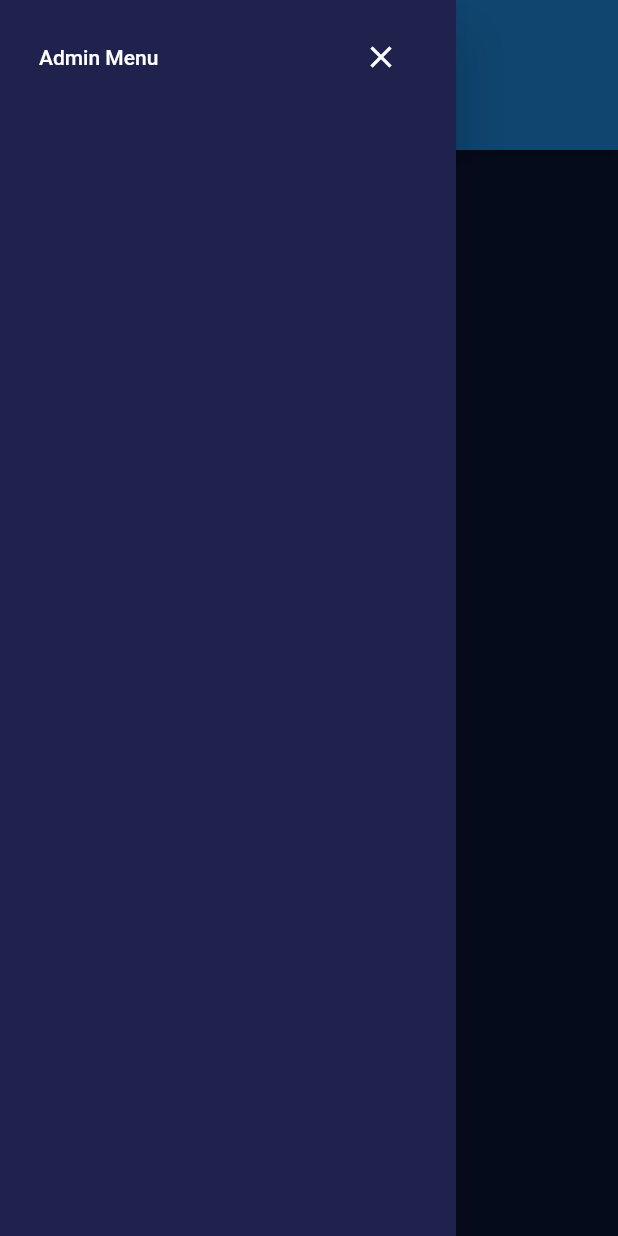
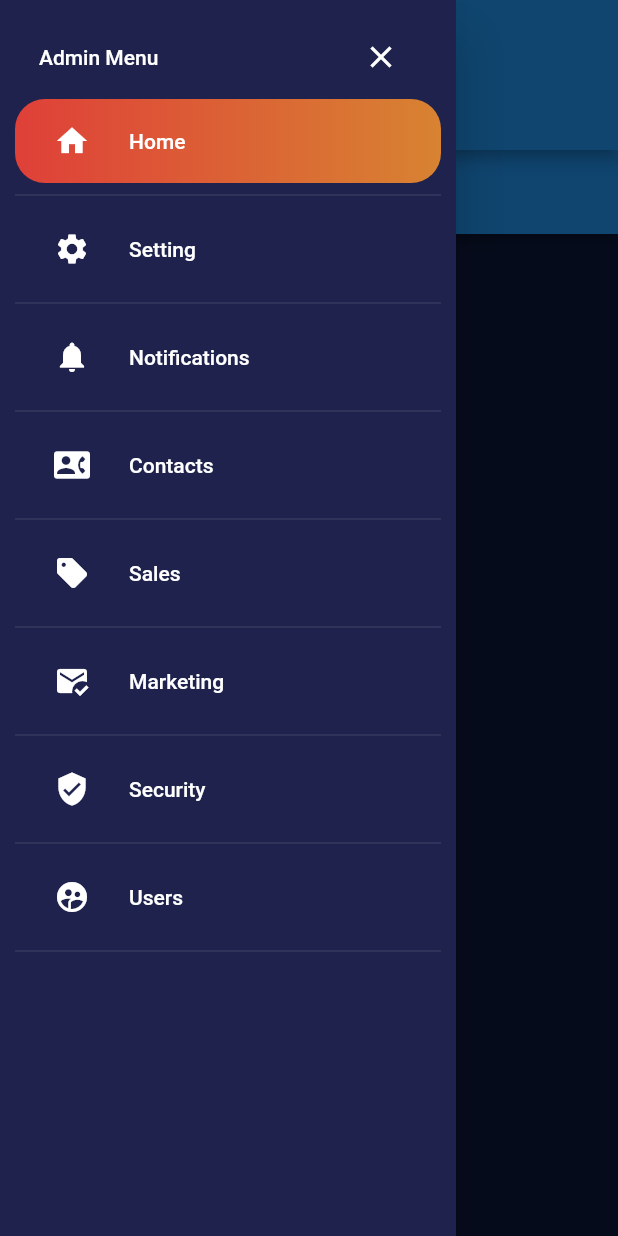
Before and after one commit to Alejandro-HUB/Aloz, a Flutter app: the screen it shows after launch, with the side drawer open, on a phone screen of 412 x 824 dp. Run offline on Flutter 3.47's test engine with Material 2 defaults, Android fonts, the phone set to English and light mode, and no system bars.

Commit message:
Added buttons to left panel

```diff
--- /dev/null
+++ b/lib/app_bar/app_bar_widget.dart
@@ -0,0 +1 @@
+import 'package:flutter/material.dart';
--- a/lib/drawer/drawer_page.dart
+++ b/lib/drawer/drawer_page.dart
@@ -6,6 +6,28 @@ class DrawerPage extends StatefulWidget {
   @override
   _DrawerPageState createState() => _DrawerPageState();
 }
+
+class ButtonsInfo {
+  String tittle;
+  IconData Icon;
+  ButtonsInfo({
+    required this.tittle,
+    required this.Icon
+  });
+}
+
+int _currentIndex = 0;
+
+List<ButtonsInfo> _buttonNames = [
+  ButtonsInfo(tittle: "Home", Icon: Icons.home),
+  ButtonsInfo(tittle: "Setting", Icon: Icons.settings),
+  ButtonsInfo(tittle: "Notifications", Icon: Icons.notifications),
+  ButtonsInfo(tittle: "Contacts", Icon: Icons.contact_phone_rounded),
+  ButtonsInfo(tittle: "Sales", Icon: Icons.sell),
+  ButtonsInfo(tittle: "Marketing", Icon: Icons.mark_email_read),
+  ButtonsInfo(tittle: "Security", Icon: Icons.verified_user),
+  ButtonsInfo(tittle: "Users", Icon: Icons.supervised_user_circle_rounded),
+];
 
 class _DrawerPageState extends State<DrawerPage>{
   @override
@@ -35,10 +57,54 @@ class _DrawerPageState extends State<DrawerPage>{
                       ),
                     ),
               ),
-            ],
-          )
-        ),
+              //List of Widgets
+              ...List.generate(
+                _buttonNames.length,
+                (index) => Column(
+                  children: [
+                    Container(
+                      decoration: index == _currentIndex ? BoxDecoration(
+                        borderRadius: BorderRadius.circular(20),
+                        gradient: LinearGradient(
+                          colors: [
+                            Constants.redDark.withOpacity(0.9),
+                            Constants.orangeDark.withOpacity(0.9)],
+                        ),
+                      ) : null,
+                      child: ListTile(
+                        title: Text(
+                          _buttonNames[index].tittle,
+                          style: TextStyle(
+                            color: Colors.white,
+                        ),
+                      ),
+                      leading: Padding(
+                        padding: const EdgeInsets.all(Constants.kPadding),
+                        child: Icon(_buttonNames[index].Icon,
+                        color: Colors.white,
+                        ),
+                      ),
+                      onTap: (){
+                        setState(() {
+                          _currentIndex = index;
+                        });
+                      },
+                      shape: RoundedRectangleBorder(
+                        borderRadius: BorderRadius.circular(20),
+                      ),
+                    ),
+                  ),
+                  Divider(
+                    color: Colors.white,
+                    thickness: 0.1,
+                  ),
+                ],
+              ),
+            ),
+          ],
+        )
       ),
-    );
-  }
+    ),
+  );
 }
+}
--- /dev/null
+++ b/lib/panel_center/panel_center_page.dart
@@ -0,0 +1,17 @@
+import 'package:flutter/material.dart';
+
+class PanelCenterPage extends StatefulWidget{
+   @override
+  _PanelCenterPageState createState() => _PanelCenterPageState();
+}
+
+class _PanelCenterPageState extends State<PanelCenterPage>{
+  @override
+  Widget build(BuildContext context){
+    return Scaffold(
+      appBar: AppBar(
+        backgroundColor: Colors.blue,
+      ),
+    );
+  }
+}
--- /dev/null
+++ b/lib/panel_left/panel_left_page.dart
@@ -0,0 +1,17 @@
+import 'package:flutter/material.dart';
+
+class PanelLeftPage extends StatefulWidget{
+   @override
+  _PanelLeftPageState createState() => _PanelLeftPageState();
+}
+
+class _PanelLeftPageState extends State<PanelLeftPage>{
+  @override
+  Widget build(BuildContext context){
+    return Scaffold(
+      appBar: AppBar(
+        backgroundColor: Colors.green,
+      ),
+    );
+  }
+}
--- /dev/null
+++ b/lib/panel_right/panel_right_page.dart
@@ -0,0 +1,17 @@
+import 'package:flutter/material.dart';
+
+class PanelRightPage extends StatefulWidget{
+   @override
+  _PanelRightPageState createState() => _PanelRightPageState();
+}
+
+class _PanelRightPageState extends State<PanelRightPage>{
+  @override
+  Widget build(BuildContext context){
+    return Scaffold(
+      appBar: AppBar(
+        backgroundColor: Colors.red,
+      ),
+    );
+  }
+}
--- a/lib/widget_tree.dart
+++ b/lib/widget_tree.dart
@@ -1,4 +1,7 @@
 import 'package:flutter/material.dart';
+import 'package:projectcrm/panel_center/panel_center_page.dart';
+import 'package:projectcrm/panel_left/panel_left_page.dart';
+import 'package:projectcrm/panel_right/panel_right_page.dart';
 import 'package:projectcrm/responsive_layout.dart';
 import 'package:projectcrm/drawer/drawer_page.dart';
 
@@ -18,10 +21,28 @@ class _WidgetTreeState extends State<WidgetTree> {
         ),
         body: ResponsiveLayout(
           tiny: Container(),
-          phone: Container(),
-          tablet: Container(),
-          largeTablet: Container(),
-          computer: Container(),
+          phone: PanelCenterPage(),
+          tablet: Row(
+            children: [
+              Expanded(child: PanelLeftPage(),),
+              Expanded(child: PanelCenterPage(),),
+            ],
+          ),
+          largeTablet: Row(
+            children: [
+              Expanded(child: PanelLeftPage(),),
+              Expanded(child: PanelCenterPage(),),
+              Expanded(child: PanelRightPage(),),
+            ],
+          ),
+          computer: Row(
+            children: [
+              Expanded(child: DrawerPage(),),
+              Expanded(child: PanelLeftPage(),),
+              Expanded(child: PanelCenterPage(),),
+              Expanded(child: PanelRightPage(),),
+            ],
+          ),
           ),
           drawer: DrawerPage(),
     );
```
